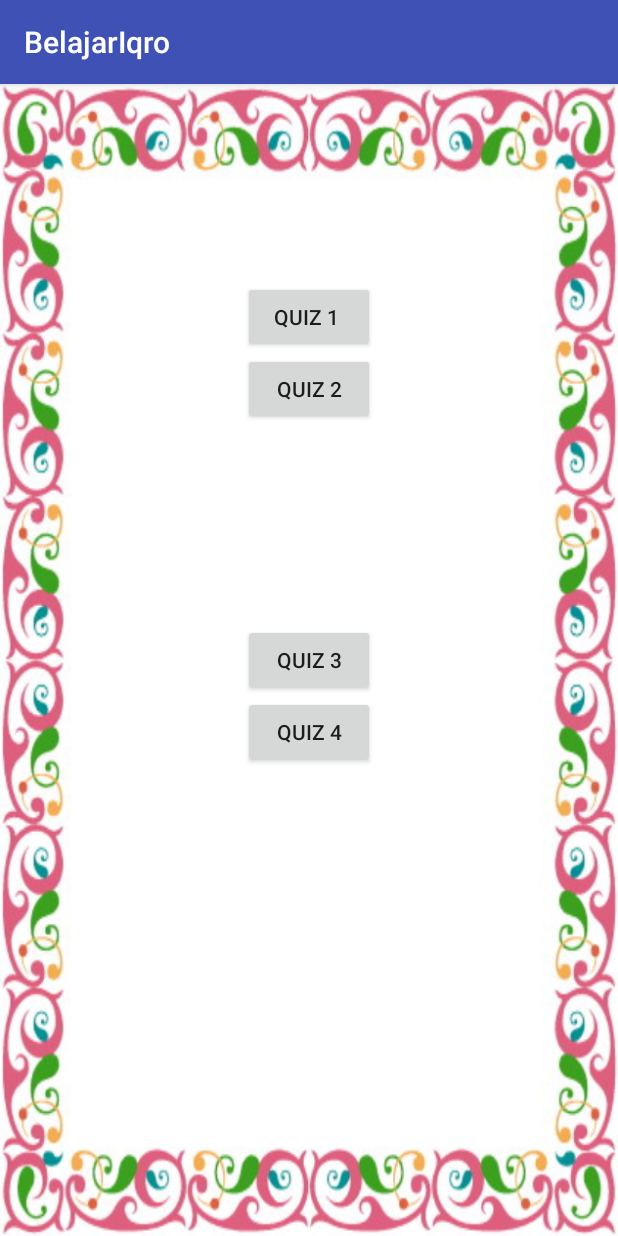
After one commit to sitimeirizkimelanii/BelajarIqro, an Android app: the MenuQuizActivity screen opened directly, with no data from a screen before it, on a phone screen of 412 x 824 dp. The commit adds this screen. Run offline under Robolectric (Android 15) with nearby library versions, the phone set to English and light mode, and no system bars.

Commit message:
Quiz1Activity.java

```diff
--- a/app/src/main/AndroidManifest.xml
+++ b/app/src/main/AndroidManifest.xml
@@ -21,6 +21,7 @@
         <activity android:name=".Quiz2Activity" />
         <activity android:name=".Quiz3Activity" />
         <activity android:name=".Quiz4Activity" />
+        <activity android:name=".MenuQuizActivity"></activity>
     </application>
 
 </manifest>
--- /dev/null
+++ b/app/src/main/java/id/sch/smktelkom_mlg/project/xiirpl304142434/belajariqro/MenuQuizActivity.java
@@ -0,0 +1,56 @@
+package id.sch.smktelkom_mlg.project.xiirpl304142434.belajariqro;
+
+import android.content.Intent;
+import android.os.Bundle;
+import android.support.v7.app.AppCompatActivity;
+import android.view.View;
+import android.widget.Button;
+
+public class MenuQuizActivity extends AppCompatActivity {
+
+    @Override
+    protected void onCreate(Bundle savedInstanceState) {
+        super.onCreate(savedInstanceState);
+        setContentView(R.layout.activity_menu_quiz);
+
+        Button button1 = (Button) findViewById(R.id.buttonQuiz1);
+        button1.setOnClickListener(new View.OnClickListener() {
+            @Override
+            public void onClick(View view) {
+                Intent i = new Intent(getApplicationContext(), Quiz1Activity.class);
+                startActivity(i);
+            }
+        });
+
+
+        Button button2 = (Button) findViewById(R.id.buttonQuiz2);
+        button2.setOnClickListener(new View.OnClickListener() {
+            @Override
+            public void onClick(View view) {
+                Intent i = new Intent(getApplicationContext(), Quiz2Activity.class);
+                startActivity(i);
+            }
+        });
+
+
+        Button button3 = (Button) findViewById(R.id.buttonQuiz3);
+        button3.setOnClickListener(new View.OnClickListener() {
+            @Override
+            public void onClick(View view) {
+                Intent i = new Intent(getApplicationContext(), Quiz3Activity.class);
+                startActivity(i);
+            }
+        });
+
+
+        Button button4 = (Button) findViewById(R.id.buttonQuiz4);
+        button4.setOnClickListener(new View.OnClickListener() {
+            @Override
+            public void onClick(View view) {
+                Intent i = new Intent(getApplicationContext(), Quiz4Activity.class);
+                startActivity(i);
+            }
+        });
+
+    }
+}
--- /dev/null
+++ b/app/src/main/res/layout/activity_menu_quiz.xml
@@ -0,0 +1,48 @@
+<?xml version="1.0" encoding="utf-8"?>
+<RelativeLayout xmlns:android="http://schemas.android.com/apk/res/android"
+    xmlns:tools="http://schemas.android.com/tools"
+    android:layout_width="match_parent"
+    android:layout_height="match_parent"
+    android:background="@drawable/bingkai_kuis"
+    android:paddingBottom="@dimen/activity_vertical_margin"
+    android:paddingLeft="@dimen/activity_horizontal_margin"
+    android:paddingRight="@dimen/activity_horizontal_margin"
+    android:paddingTop="@dimen/activity_vertical_margin"
+    tools:context="id.sch.smktelkom_mlg.project.xiirpl304142434.belajariqro.MenuQuizActivity">
+
+    <Button
+        android:id="@+id/buttonQuiz1"
+        android:layout_width="wrap_content"
+        android:layout_height="wrap_content"
+        android:layout_alignParentTop="true"
+        android:layout_centerHorizontal="true"
+        android:layout_marginTop="115dp"
+        android:text="Quiz 1 " />
+
+    <Button
+        android:id="@+id/buttonQuiz2"
+        android:layout_width="wrap_content"
+        android:layout_height="wrap_content"
+        android:layout_alignLeft="@+id/buttonQuiz1"
+        android:layout_alignStart="@+id/buttonQuiz1"
+        android:layout_below="@+id/buttonQuiz1"
+        android:text="Quiz 2" />
+
+    <Button
+        android:id="@+id/buttonQuiz3"
+        android:layout_width="wrap_content"
+        android:layout_height="wrap_content"
+        android:layout_alignLeft="@+id/buttonQuiz2"
+        android:layout_alignStart="@+id/buttonQuiz2"
+        android:layout_centerVertical="true"
+        android:text="Quiz 3" />
+
+    <Button
+        android:id="@+id/buttonQuiz4"
+        android:layout_width="wrap_content"
+        android:layout_height="wrap_content"
+        android:layout_alignLeft="@+id/buttonQuiz3"
+        android:layout_alignStart="@+id/buttonQuiz3"
+        android:layout_below="@+id/buttonQuiz3"
+        android:text="Quiz 4" />
+</RelativeLayout>
```
Also changed, not shown: app/src/main/java/id/sch/smktelkom_mlg/project/xiirpl304142434/belajariqro/Quiz1Activity.java (+118 -1 lines).
